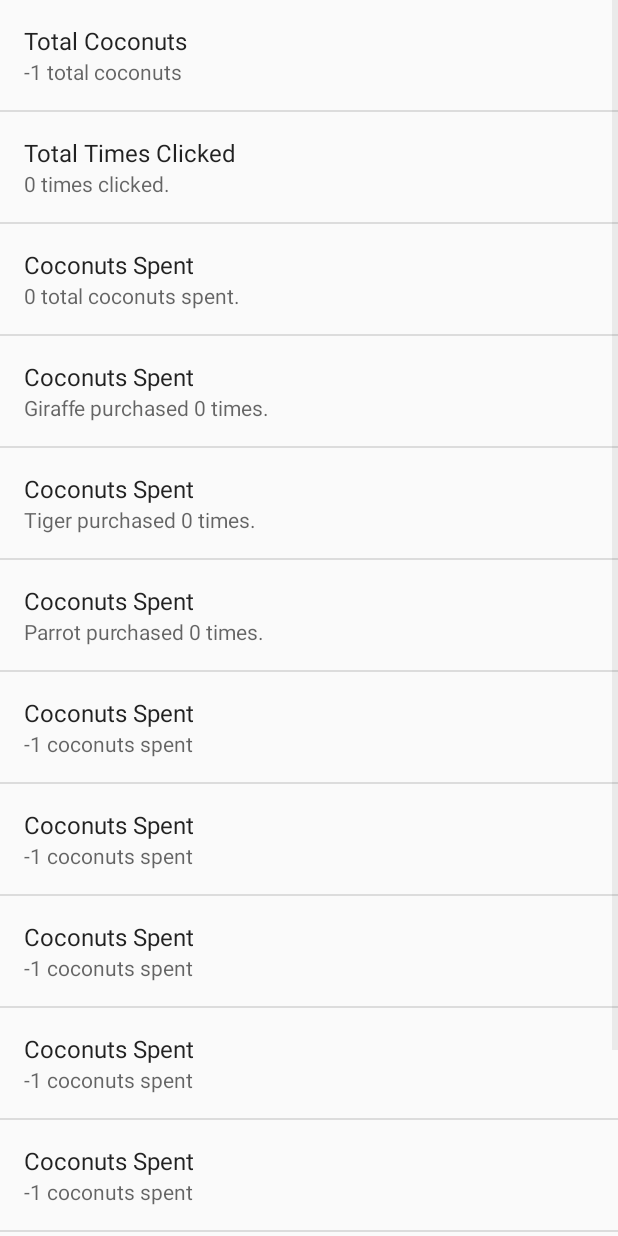
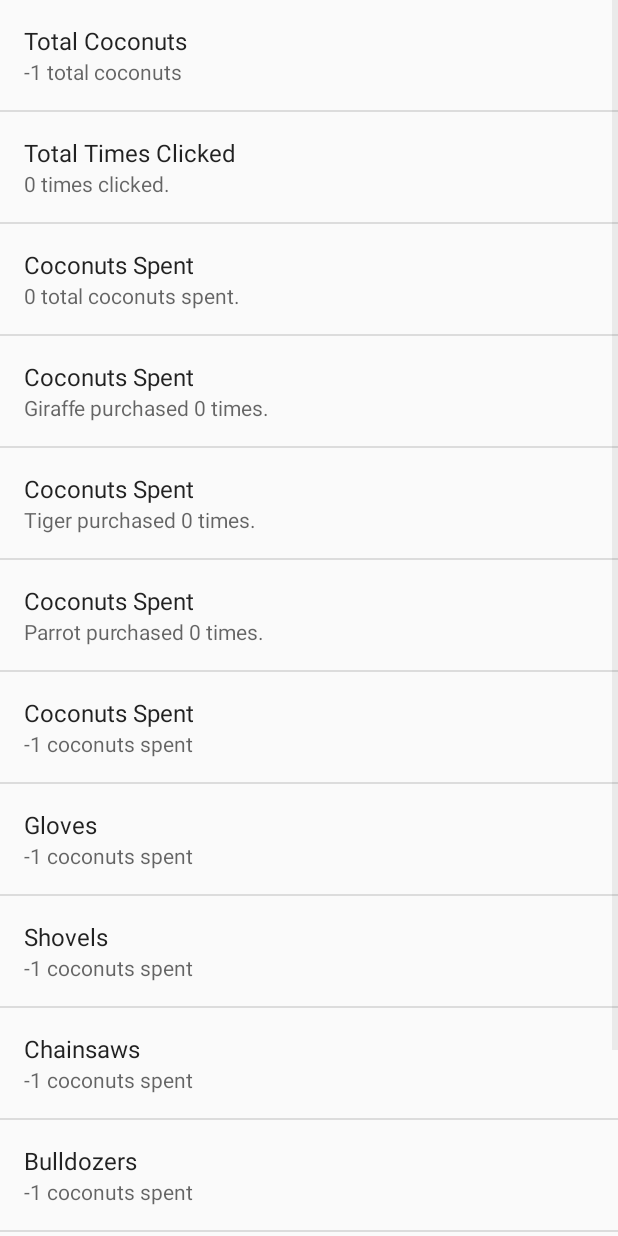
Before and after one commit to weblue/JungleClicker, an Android app: the SettingsActivity screen opened directly, with no data from a screen before it, on a phone screen of 412 x 824 dp. Run offline under Robolectric (Android 15) with nearby library versions, the phone set to English and light mode, and no system bars; 7 statements that could not run were skipped.

Commit message:
updated preferences more

```diff
--- a/app/src/main/res/xml/preferences.xml
+++ b/app/src/main/res/xml/preferences.xml
@@ -30,23 +30,23 @@
     <Preference
         android:key="pref_key_generate_spent0"
         android:summary="-1 coconuts spent"
-        android:title="@string/pref_title_coconuts_spent" />
+        android:title="Gloves" />
     <Preference
         android:key="pref_key_generate_spent1"
         android:summary="-1 coconuts spent"
-        android:title="@string/pref_title_coconuts_spent" />
+        android:title="Shovels" />
     <Preference
         android:key="pref_key_generate_spent2"
         android:summary="-1 coconuts spent"
-        android:title="@string/pref_title_coconuts_spent" />
+        android:title="Chainsaws" />
     <Preference
         android:key="pref_key_generate_spent3"
         android:summary="-1 coconuts spent"
-        android:title="@string/pref_title_coconuts_spent" />
+        android:title="Bulldozers" />
     <Preference
         android:key="pref_key_generate_spent4"
         android:summary="-1 coconuts spent"
-        android:title="@string/pref_title_coconuts_spent" />
+        android:title="Excavators" />
     <Preference
         android:key="pref_key_about"
         android:summary="   Nader Kirrish\n   Apoorva Yarrabothula\n   Christian Dwyer"
```
